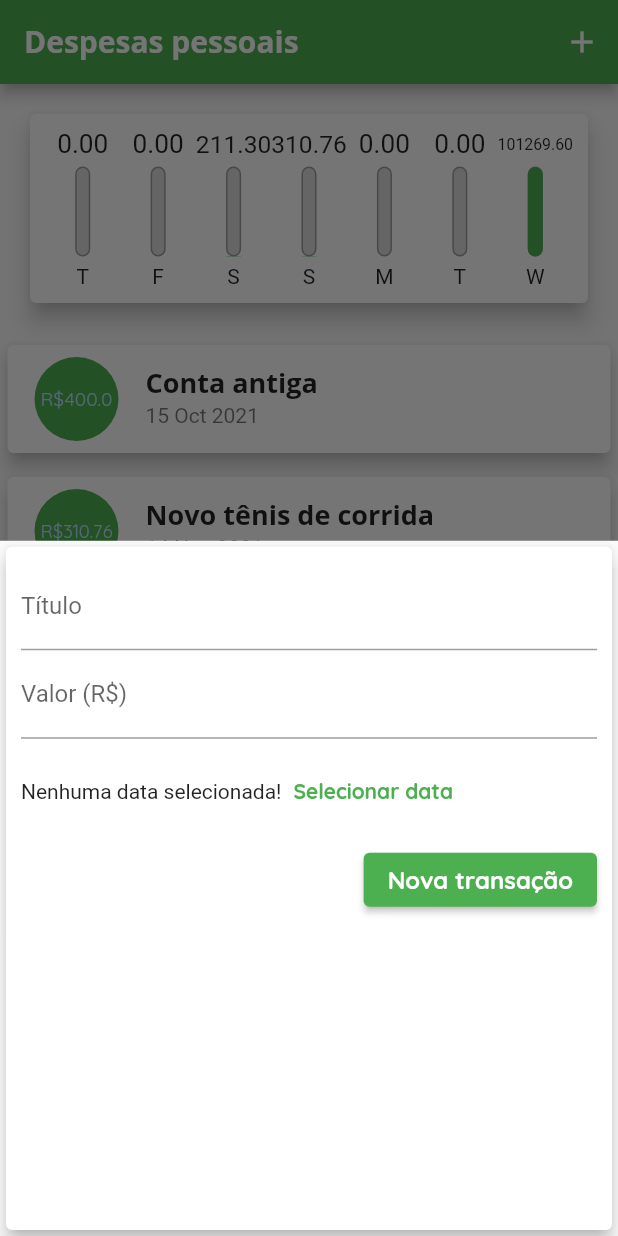
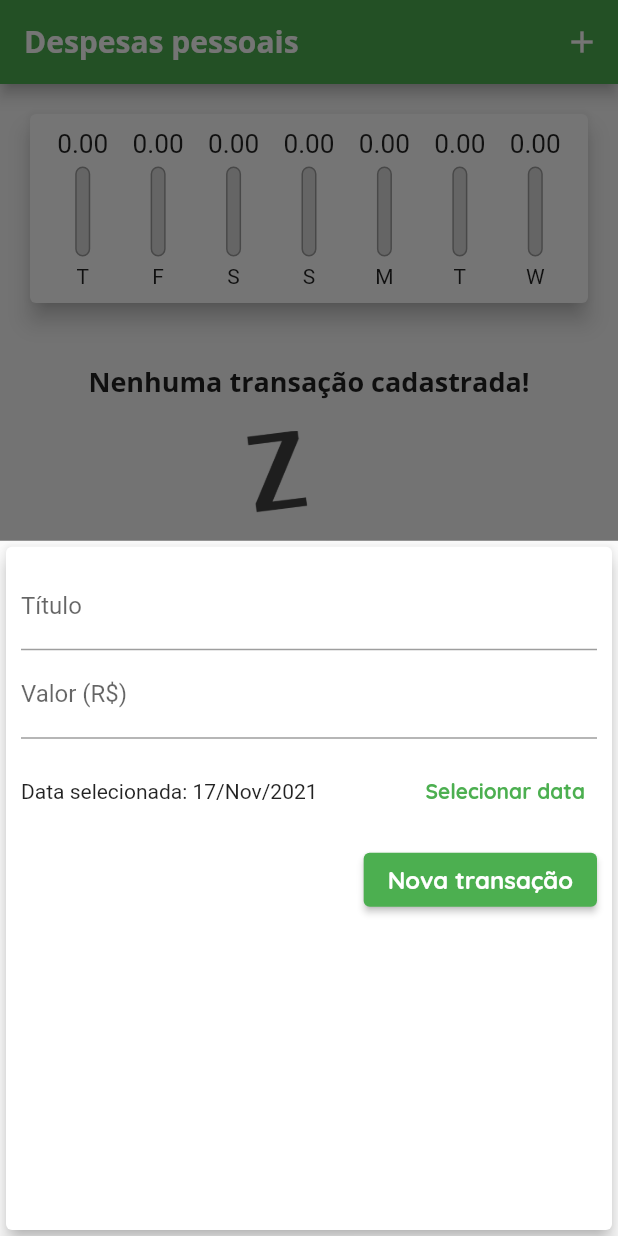
Before and after one commit to oElberte/expenses, a Flutter app: the screen it shows after launch, after a tap on the "add" icon, on a phone screen of 412 x 824 dp. Run offline on Flutter 3.47's test engine with Material 2 defaults, Android fonts, the phone set to English and light mode, and no system bars.

Commit message:
Delete button on transaction list and date picker added

```diff
--- a/lib/components/chart.dart
+++ b/lib/components/chart.dart
@@ -7,6 +7,7 @@ class Chart extends StatelessWidget {
   final List<Transaction> recentTransaction;
   const Chart(this.recentTransaction, {Key? key}) : super(key: key);
 
+  // This getter generate a list with the day and value of the expenses in a week
   List<Map<String, Object>> get groupedTransactions {
     return List.generate(7, (index) {
       final weekDay = DateTime.now().subtract(
@@ -32,12 +33,14 @@ class Chart extends StatelessWidget {
     }).reversed.toList();
   }
 
+  // This getter calculate the total of expenses in the week
   double get _weekTotalValue {
     return groupedTransactions.fold(0.0, (sum, tr) {
       return sum + (tr['value'] as double);
     });
   }
 
+  // This widget shows the chart of the expenses
   @override
   Widget build(BuildContext context) {
     return Card(
@@ -52,7 +55,7 @@ class Chart extends StatelessWidget {
               child: ChartBar(
                 label: tr["day"].toString(),
                 value: tr["value"] as double,
-                percentage: (tr["value"] as double) / _weekTotalValue,
+                percentage: _weekTotalValue == 0 ? 0 : (tr["value"] as double) / _weekTotalValue,
               ),
             );
           }).toList(),
--- a/lib/components/chart_bar.dart
+++ b/lib/components/chart_bar.dart
@@ -11,6 +11,7 @@ class ChartBar extends StatelessWidget {
     required this.percentage,
   });
 
+  // This widget controls the percentage bars in the chart
   @override
   Widget build(BuildContext context) {
     return Column(
--- a/lib/components/transaction_form.dart
+++ b/lib/components/transaction_form.dart
@@ -1,7 +1,8 @@
 import 'package:flutter/material.dart';
+import 'package:intl/intl.dart';
 
 class TransactionForm extends StatefulWidget {
-  final void Function(String, double) onSubmit;
+  final void Function(String, double, DateTime) onSubmit;
 
   const TransactionForm(this.onSubmit, {Key? key}) : super(key: key);
 
@@ -10,39 +11,58 @@ class TransactionForm extends StatefulWidget {
 }
 
 class _TransactionFormState extends State<TransactionForm> {
-  final titleController = TextEditingController();
-  final valueController = TextEditingController();
+  final _titleController = TextEditingController();
+  final _valueController = TextEditingController();
+  DateTime _selectedDate = DateTime.now();
 
+  // This function check if the title or the values is empty before adding in the list of transactions
   _submitForm() {
-    final title = titleController.text;
-    final value = double.tryParse(valueController.text) ?? 0.0;
+    final title = _titleController.text;
+    final value = double.tryParse(_valueController.text) ?? 0.0;
 
-    if (title.isEmpty || value <= 0) {
+    if (title.isEmpty || value <= 0 || _selectedDate == null) {
       return;
     }
 
-    widget.onSubmit(title, value);
+    widget.onSubmit(title, value, _selectedDate);
   }
 
+  // Date picker base configurations
+  _showDatePicker() {
+    showDatePicker(
+      context: context,
+      initialDate: DateTime.now(),
+      firstDate: DateTime(2019),
+      lastDate: DateTime.now(),
+    ).then((pickedDate) {
+      if (pickedDate == null) {
+        return;
+      }
+
+      setState(() {
+        _selectedDate = pickedDate;
+      });
+    });
+  }
+
+  // This widget is the form for entering the title, value and date of transaction
   @override
   Widget build(BuildContext context) {
     return Card(
       elevation: 5,
       child: Padding(
         padding: const EdgeInsets.all(10),
-
-        // This column shows the text field for entering the title and value of the expense
         child: Column(
           children: [
             TextField(
-              controller: titleController,
+              controller: _titleController,
               onSubmitted: (_) => _submitForm(),
               decoration: const InputDecoration(
                 labelText: "Título",
               ),
             ),
             TextField(
-              controller: valueController,
+              controller: _valueController,
               keyboardType:
                   const TextInputType.numberWithOptions(decimal: true),
               onSubmitted: (_) => _submitForm(),
@@ -50,15 +70,20 @@ class _TransactionFormState extends State<TransactionForm> {
                 labelText: "Valor (R\$)",
               ),
             ),
-            // This Row is the button for add the expenses to the list
             SizedBox(
               height: 70,
               child: Row(
                 children: [
-                  Text("Nenhuma data selecionada!"),
+                  Expanded(
+                    child: Text(
+                      _selectedDate == null
+                          ? "Nenhuma data selecionada!"
+                          : "Data selecionada: ${DateFormat("dd/MMM/y").format(_selectedDate)}",
+                    ),
+                  ),
                   TextButton(
-                    onPressed: () {},
-                    child: Text("Selecionar data"),
+                    onPressed: _showDatePicker,
+                    child: const Text("Selecionar data"),
                   )
                 ],
               ),
--- a/lib/components/transaction_list.dart
+++ b/lib/components/transaction_list.dart
@@ -4,14 +4,15 @@ import 'package:intl/intl.dart';
 
 class TransactionList extends StatelessWidget {
   final List<Transaction> transactions;
+  final void Function(String) onRemove;
 
-  TransactionList(this.transactions);
+  TransactionList(this.transactions, this.onRemove);
 
+  // This widget shows all the expenses registered in the app
   @override
   Widget build(BuildContext context) {
-    // This part of code shows all the expenses registered in the app
     return SizedBox(
-      height: 400,
+      height: 450,
       child: transactions.isEmpty
           ? Column(
               children: [
@@ -58,6 +59,11 @@ class TransactionList extends StatelessWidget {
                     subtitle: Text(
                       DateFormat("d MMM y").format(tr.date),
                     ),
+                    trailing: IconButton(
+                      icon: const Icon(Icons.delete),
+                      color: Theme.of(context).errorColor,
+                      onPressed: () => onRemove(tr.id),
+                    ),
                   ),
                 );
               },
--- a/lib/main.dart
+++ b/lib/main.dart
@@ -51,54 +51,26 @@ class MyHomePage extends StatefulWidget {
 }
 
 class _MyHomePageState extends State<MyHomePage> {
-  final List<Transaction> _transactions = [
-    Transaction(
-      id: "t0",
-      title: "Conta antiga",
-      value: 400.00,
-      date: DateTime.now().subtract(Duration(days: 33)),
-    ),
-    Transaction(
-      id: "t1",
-      title: "Novo tênis de corrida",
-      value: 310.76,
-      date: DateTime.now().subtract(Duration(days: 3)),
-    ),
-    Transaction(
-      id: "t2",
-      title: "Conta de luz",
-      value: 211.30,
-      date: DateTime.now().subtract(Duration(days: 4)),
-    ),
-    Transaction(
-      id: "t3",
-      title: "Cartão de crédito",
-      value: 101258.30,
-      date: DateTime.now(),
-    ),
-    Transaction(
-      id: "t4",
-      title: "Lanche",
-      value: 11.30,
-      date: DateTime.now(),
-    ),
-  ];
+  final List<Transaction> _transactions = [];
 
+  // This getter filter the transactions list and send to chart
   List<Transaction> get _recentTransactions {
     return _transactions.where((tr) {
-      return tr.date.isAfter(DateTime.now().subtract(
-        const Duration(days: 7),
-      ));
+      return tr.date.isAfter(
+        DateTime.now().subtract(
+          const Duration(days: 7),
+        ),
+      );
     }).toList();
   }
 
   // This function adds the title and value inserted by the user to the transaction form and shows on screen
-  _addTransaction(String title, double value) {
+  _addTransaction(String title, double value, DateTime date) {
     final newTransaction = Transaction(
       id: Random().nextDouble().toString(),
       title: title,
       value: value,
-      date: DateTime.now(),
+      date: date,
     );
 
     setState(() {
@@ -108,12 +80,21 @@ class _MyHomePageState extends State<MyHomePage> {
     Navigator.of(context).pop();
   }
 
+  // This function deletes a transaction from the list based on the id
+  _removeTransaction(String id) {
+    setState(() {
+      _transactions.removeWhere((tr) => tr.id == id);
+    });
+  }
+
+  // This function show the transaction form from the bottom of the app to add the expenses
   _openTransactionFormModal(BuildContext context) {
     showModalBottomSheet(
-        context: context,
-        builder: (_) {
-          return TransactionForm(_addTransaction);
-        });
+      context: context,
+      builder: (_) {
+        return TransactionForm(_addTransaction);
+      },
+    );
   }
 
   @override
@@ -134,7 +115,7 @@ class _MyHomePageState extends State<MyHomePage> {
           crossAxisAlignment: CrossAxisAlignment.stretch,
           children: <Widget>[
             Chart(_recentTransactions),
-            TransactionList(_transactions),
+            TransactionList(_transactions, _removeTransaction),
           ],
         ),
       ),
```
Also changed, not shown: pubspec.lock.
